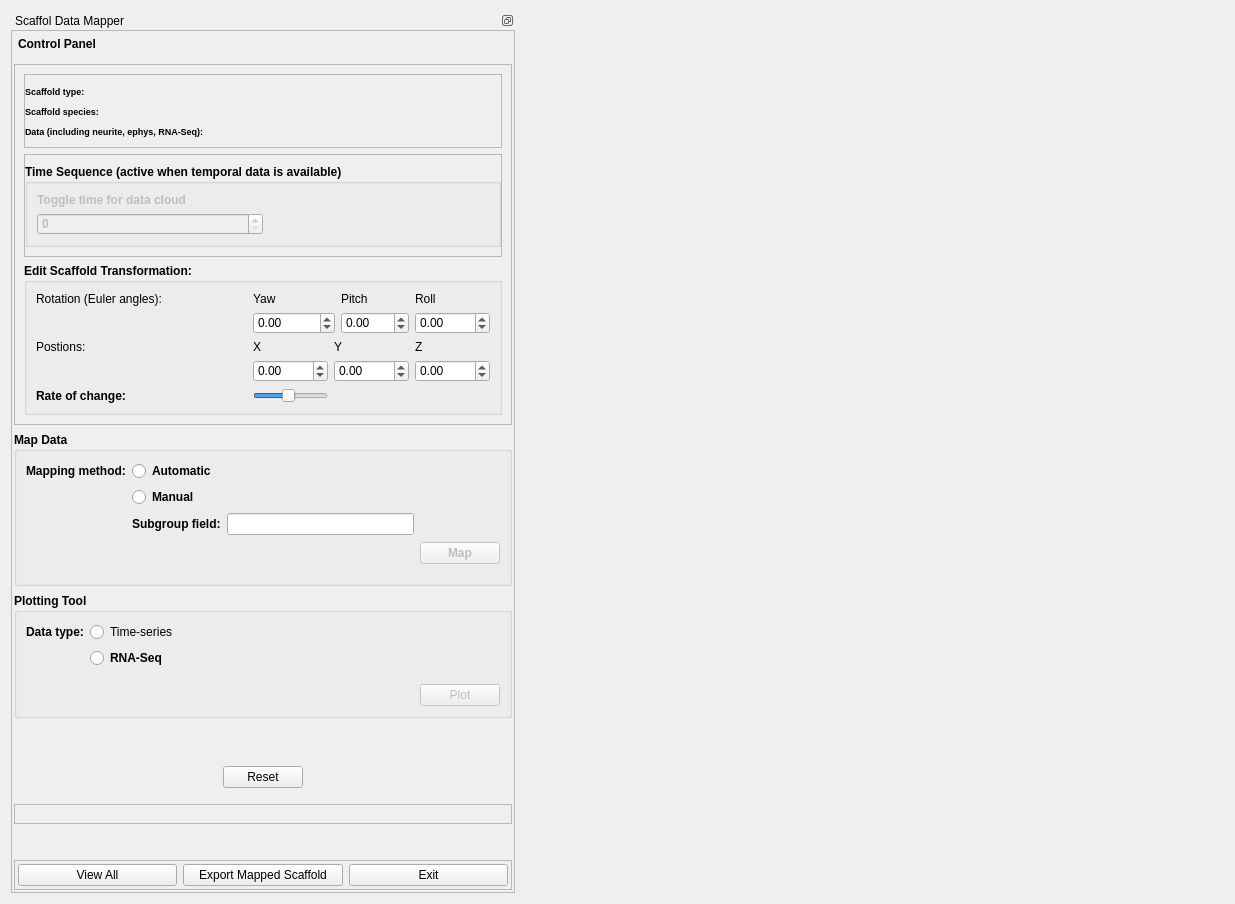
This is mapclientplugins/scaffolddatamapperstep/qt/scaffolddatamapperwidget.ui in mahyar-osn/mapclientplugins.scaffolddatamapperstep as Qt 5 draws it before an edit. The edited form follows.
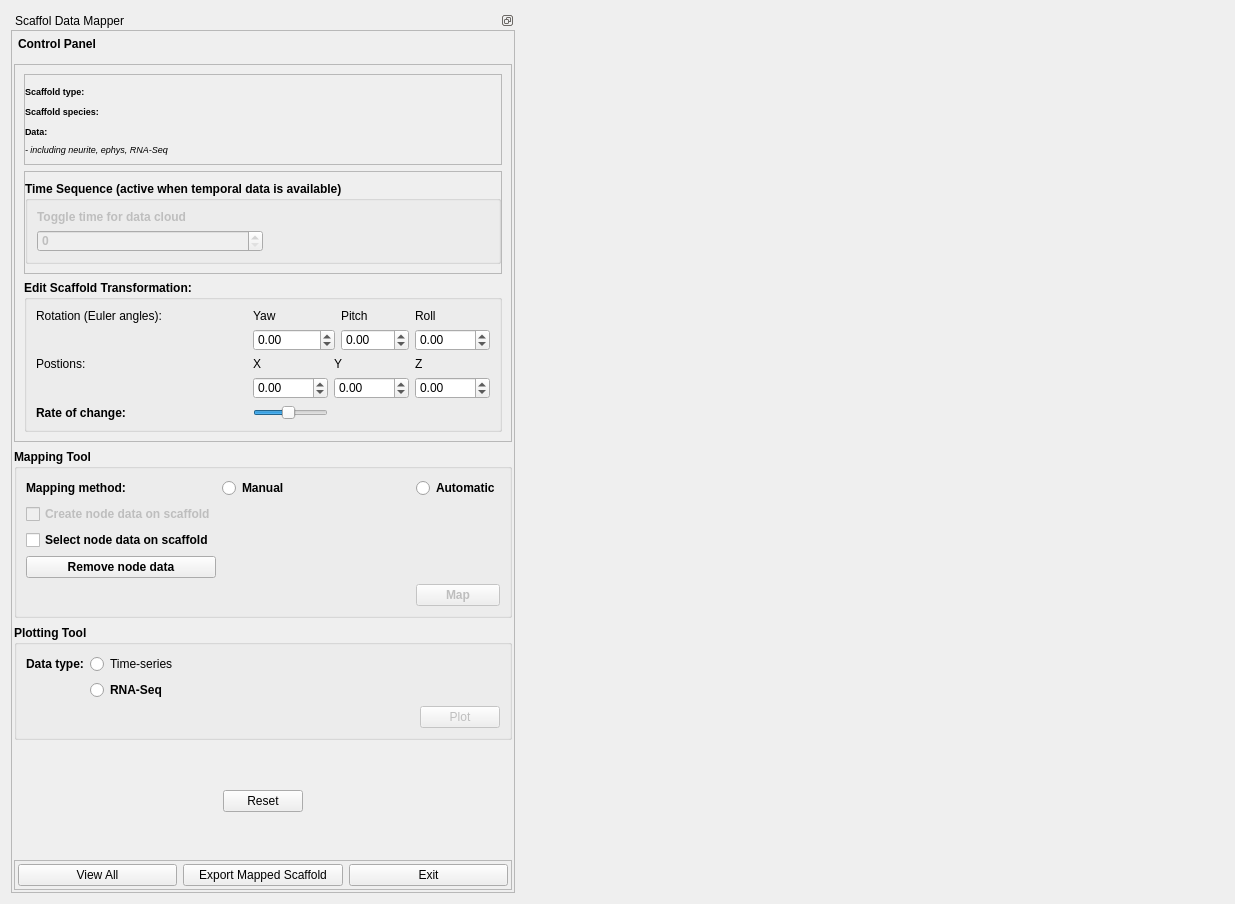
This is the edited form. Custom widgets are drawn as their Qt base class.

```diff
--- a/mapclientplugins/scaffolddatamapperstep/qt/scaffolddatamapperwidget.ui
+++ b/mapclientplugins/scaffolddatamapperstep/qt/scaffolddatamapperwidget.ui
@@ -246,7 +246,7 @@
                         </font>
                        </property>
                        <property name="text">
-                        <string>Data (including neurite, ephys, RNA-Seq):</string>
+                        <string>Data:</string>
                        </property>
                       </widget>
                      </item>
@@ -257,6 +257,19 @@
                        </property>
                       </widget>
                      </item>
+                     <item row="3" column="0">
+                      <widget class="QLabel" name="label">
+                       <property name="font">
+                        <font>
+                         <pointsize>7</pointsize>
+                         <italic>true</italic>
+                        </font>
+                       </property>
+                       <property name="text">
+                        <string>- including neurite, ephys, RNA-Seq</string>
+                       </property>
+                      </widget>
+                     </item>
                     </layout>
                    </widget>
                   </item>
@@ -614,16 +627,9 @@
                   </font>
                  </property>
                  <property name="title">
-                  <string>Map Data</string>
+                  <string>Mapping Tool</string>
                  </property>
                  <layout class="QGridLayout" name="gridLayout_6">
-                  <item row="0" column="1">
-                   <widget class="QRadioButton" name="automaticMapping_radioButton">
-                    <property name="text">
-                     <string>Automatic</string>
-                    </property>
-                   </widget>
-                  </item>
                   <item row="0" column="0">
                    <widget class="QLabel" name="mappingMethod_label">
                     <property name="text">
@@ -631,37 +637,7 @@
                     </property>
                    </widget>
                   </item>
-                  <item row="1" column="1">
-                   <widget class="QRadioButton" name="manualMapping_radioButton">
-                    <property name="text">
-                     <string>Manual</string>
-                    </property>
-                   </widget>
-                  </item>
-                  <item row="8" column="4">
-                   <spacer name="verticalSpacer_7">
-                    <property name="orientation">
-                     <enum>Qt::Vertical</enum>
-                    </property>
-                    <property name="sizeType">
-                     <enum>QSizePolicy::Fixed</enum>
-                    </property>
-                    <property name="sizeHint" stdset="0">
-                     <size>
-                      <width>20</width>
-                      <height>10</height>
-                     </size>
-                    </property>
-                   </spacer>
-                  </item>
-                  <item row="5" column="1">
-                   <widget class="QLabel" name="subgroupField_label">
-                    <property name="text">
-                     <string>Subgroup field:</string>
-                    </property>
-                   </widget>
-                  </item>
-                  <item row="7" column="4">
+                  <item row="11" column="2">
                    <widget class="QPushButton" name="map_pushButton">
                     <property name="enabled">
                      <bool>false</bool>
@@ -671,13 +647,50 @@
                     </property>
                    </widget>
                   </item>
-                  <item row="6" column="4">
-                   <spacer name="verticalSpacer">
+                  <item row="0" column="2">
+                   <widget class="QRadioButton" name="automaticMapping_radioButton">
+                    <property name="text">
+                     <string>Automatic</string>
+                    </property>
+                   </widget>
+                  </item>
+                  <item row="11" column="1">
+                   <spacer name="horizontalSpacer_5">
+                    <property name="orientation">
+                     <enum>Qt::Horizontal</enum>
+                    </property>
+                    <property name="sizeHint" stdset="0">
+                     <size>
+                      <width>40</width>
+                      <height>20</height>
+                     </size>
+                    </property>
+                   </spacer>
+                  </item>
+                  <item row="10" column="0">
+                   <widget class="QPushButton" name="pushButton">
+                    <property name="text">
+                     <string>Remove node data</string>
+                    </property>
+                   </widget>
+                  </item>
+                  <item row="8" column="0">
+                   <widget class="QCheckBox" name="createNode_checkBox">
+                    <property name="enabled">
+                     <bool>false</bool>
+                    </property>
+                    <property name="text">
+                     <string>Create node data on scaffold</string>
+                    </property>
+                   </widget>
+                  </item>
+                  <item row="10" column="2">
+                   <spacer name="verticalSpacer_7">
                     <property name="orientation">
                      <enum>Qt::Vertical</enum>
                     </property>
                     <property name="sizeType">
-                     <enum>QSizePolicy::Expanding</enum>
+                     <enum>QSizePolicy::Fixed</enum>
                     </property>
                     <property name="sizeHint" stdset="0">
                      <size>
@@ -687,8 +700,22 @@
                     </property>
                    </spacer>
                   </item>
-                  <item row="5" column="2">
-                   <widget class="QLineEdit" name="subrgoupField_lineEdit"/>
+                  <item row="9" column="0">
+                   <widget class="QCheckBox" name="checkBox">
+                    <property name="enabled">
+                     <bool>true</bool>
+                    </property>
+                    <property name="text">
+                     <string>Select node data on scaffold</string>
+                    </property>
+                   </widget>
+                  </item>
+                  <item row="0" column="1">
+                   <widget class="QRadioButton" name="manualMapping_radioButton">
+                    <property name="text">
+                     <string>Manual</string>
+                    </property>
+                   </widget>
                   </item>
                  </layout>
                 </widget>
@@ -705,8 +732,11 @@
                   <string>Plotting Tool</string>
                  </property>
                  <layout class="QGridLayout" name="gridLayout_8">
-                  <item row="0" column="1">
-                   <widget class="QRadioButton" name="ephys_radioButton">
+                  <item row="10" column="3">
+                   <widget class="QPushButton" name="plot_pushButton">
+                    <property name="enabled">
+                     <bool>false</bool>
+                    </property>
                     <property name="font">
                      <font>
                       <weight>50</weight>
@@ -714,7 +744,7 @@
                      </font>
                     </property>
                     <property name="text">
-                     <string>Time-series</string>
+                     <string>Plot</string>
                     </property>
                    </widget>
                   </item>
@@ -725,22 +755,6 @@
                     </property>
                    </widget>
                   </item>
-                  <item row="6" column="3">
-                   <spacer name="verticalSpacer_8">
-                    <property name="orientation">
-                     <enum>Qt::Vertical</enum>
-                    </property>
-                    <property name="sizeType">
-                     <enum>QSizePolicy::Fixed</enum>
-                    </property>
-                    <property name="sizeHint" stdset="0">
-                     <size>
-                      <width>20</width>
-                      <height>10</height>
-                     </size>
-                    </property>
-                   </spacer>
-                  </item>
                   <item row="1" column="1">
                    <widget class="QRadioButton" name="rnaSeq_radioButton">
                     <property name="text">
@@ -748,23 +762,7 @@
                     </property>
                    </widget>
                   </item>
-                  <item row="7" column="3">
-                   <widget class="QPushButton" name="plot_pushButton">
-                    <property name="enabled">
-                     <bool>false</bool>
-                    </property>
-                    <property name="font">
-                     <font>
-                      <weight>50</weight>
-                      <bold>false</bold>
-                     </font>
-                    </property>
-                    <property name="text">
-                     <string>Plot</string>
-                    </property>
-                   </widget>
-                  </item>
-                  <item row="7" column="1">
+                  <item row="10" column="1">
                    <spacer name="horizontalSpacer_3">
                     <property name="orientation">
                      <enum>Qt::Horizontal</enum>
@@ -777,25 +775,22 @@
                     </property>
                    </spacer>
                   </item>
+                  <item row="0" column="1">
+                   <widget class="QRadioButton" name="ephys_radioButton">
+                    <property name="font">
+                     <font>
+                      <weight>50</weight>
+                      <bold>false</bold>
+                     </font>
+                    </property>
+                    <property name="text">
+                     <string>Time-series</string>
+                    </property>
+                   </widget>
+                  </item>
                  </layout>
                 </widget>
                </item>
-               <item>
-                <spacer name="verticalSpacer_6">
-                 <property name="orientation">
-                  <enum>Qt::Vertical</enum>
-                 </property>
-                 <property name="sizeType">
-                  <enum>QSizePolicy::Maximum</enum>
-                 </property>
-                 <property name="sizeHint" stdset="0">
-                  <size>
-                   <width>20</width>
-                   <height>40</height>
-                  </size>
-                 </property>
-                </spacer>
-               </item>
                <item>
                 <widget class="QWidget" name="resetButton_widget" native="true">
                  <layout class="QGridLayout" name="gridLayout_4">
@@ -818,34 +813,6 @@
                  </layout>
                 </widget>
                </item>
-               <item>
-                <widget class="QFrame" name="optimisationNotes_frame">
-                 <property name="frameShape">
-                  <enum>QFrame::StyledPanel</enum>
-                 </property>
-                 <property name="frameShadow">
-                  <enum>QFrame::Raised</enum>
-                 </property>
-                 <layout class="QFormLayout" name="formLayout">
-                  <property name="fieldGrowthPolicy">
-                   <enum>QFormLayout::AllNonFixedFieldsGrow</enum>
-                  </property>
-                 </layout>
-                </widget>
-               </item>
-               <item>
-                <spacer name="verticalSpacer_2">
-                 <property name="orientation">
-                  <enum>Qt::Vertical</enum>
-                 </property>
-                 <property name="sizeHint" stdset="0">
-                  <size>
-                   <width>20</width>
-                   <height>40</height>
-                  </size>
-                 </property>
-                </spacer>
-               </item>
               </layout>
              </widget>
             </widget>
```
